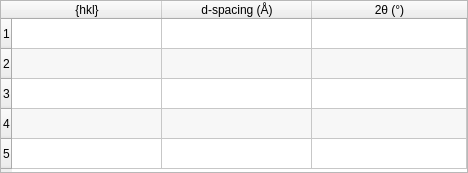
First picture: the form in hexrd/ui/resources/ui/materials_table.ui, repository HEXRD/hexrdgui, before the edit.
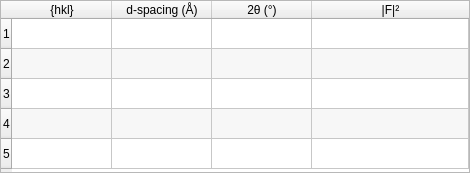
Second picture: the form after the edit.

Commit message:
Add structure factor to materials table
This adds a column for the structure factor.

```diff
--- a/hexrd/ui/resources/ui/materials_table.ui
+++ b/hexrd/ui/resources/ui/materials_table.ui
@@ -6,7 +6,7 @@
    <rect>
     <x>0</x>
     <y>0</y>
-    <width>468</width>
+    <width>470</width>
     <height>173</height>
    </rect>
   </property>
@@ -49,15 +49,18 @@
      <property name="rowCount">
       <number>5</number>
      </property>
+     <property name="columnCount">
+      <number>4</number>
+     </property>
      <attribute name="horizontalHeaderCascadingSectionResizes">
       <bool>true</bool>
      </attribute>
-     <attribute name="horizontalHeaderDefaultSectionSize">
-      <number>150</number>
-     </attribute>
      <attribute name="horizontalHeaderMinimumSectionSize">
       <number>70</number>
      </attribute>
+     <attribute name="horizontalHeaderDefaultSectionSize">
+      <number>100</number>
+     </attribute>
      <attribute name="horizontalHeaderStretchLastSection">
       <bool>true</bool>
      </attribute>
@@ -81,6 +84,11 @@
        <string>2θ (°)</string>
       </property>
      </column>
+     <column>
+      <property name="text">
+       <string>|F|²</string>
+      </property>
+     </column>
     </widget>
    </item>
   </layout>
```
The commit also changes 1 other file.
